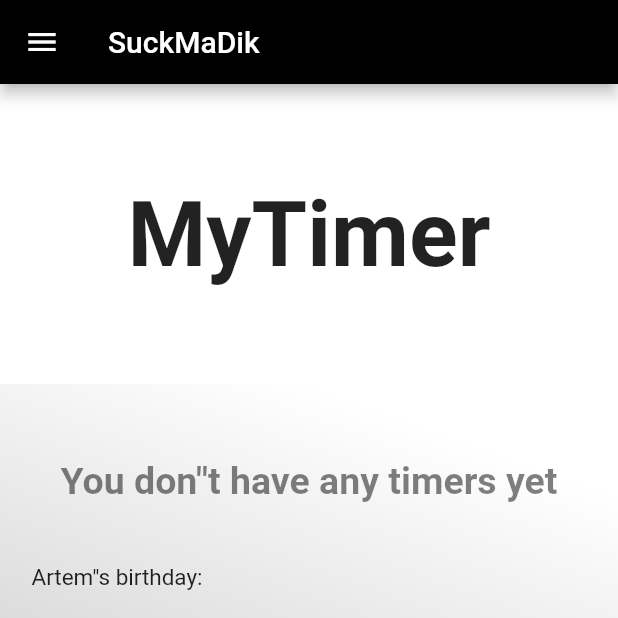
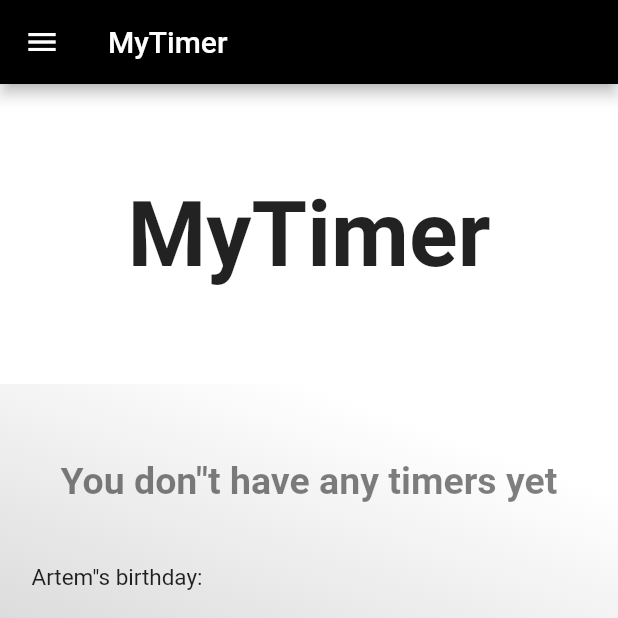
Before and after one commit to ortemmetro/CountDownTimer, a Flutter app: the screen it shows after launch, on a phone screen of 412 x 824 dp, the top half of it. Run offline on Flutter 3.47's test engine with Material 2 defaults, Android fonts, the phone set to English and light mode, and no system bars.

Commit message:
Yes it is

```diff
--- a/lib/main.dart
+++ b/lib/main.dart
@@ -13,7 +13,7 @@ class MyApp extends StatelessWidget {
     return Scaffold(
       drawer: NavDrawer(),
       appBar: AppBar(
-        title: Text('SuckMaDik'),
+        title: Text('MyTimer'),
         backgroundColor: Colors.black,
       ),
       floatingActionButton: SizedBox(
```
